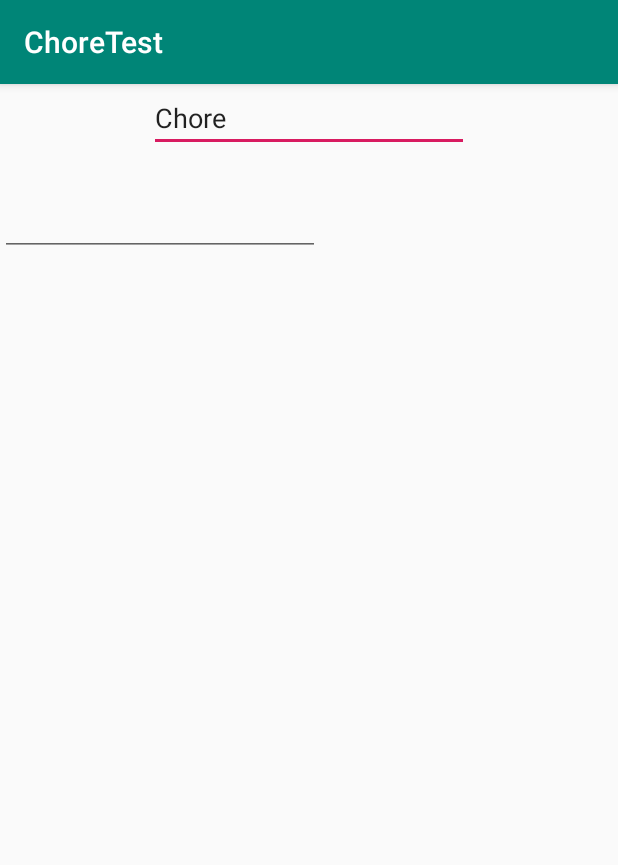
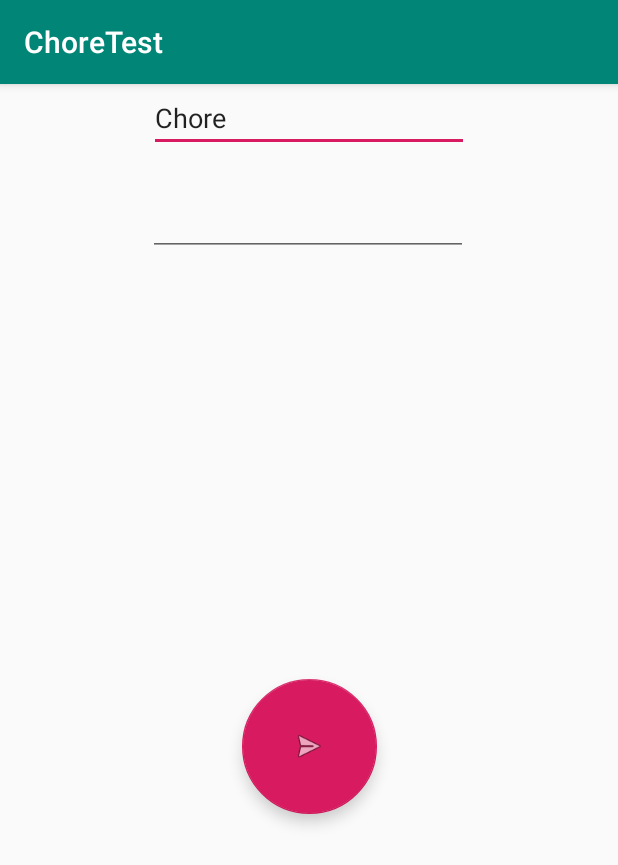
Before and after one commit to StarrKiss/ChoreTracker, an Android app: the additem screen opened directly, with no data from a screen before it, on a phone screen of 412 x 824 dp. Shown: the top 865 px of the screen. Run offline under Robolectric (Android 15) with nearby library versions, the light colour scheme and no system bars; our stand-ins replace Firebase (no records; nobody signed in at launch, a user with empty details on screens opened directly).

Commit message:
Added ability to add chores inside app

```diff
--- a/app/build.gradle
+++ b/app/build.gradle
@@ -30,7 +30,7 @@ dependencies {
     implementation "com.google.android.material:material:1.0.0"
     implementation "com.google.firebase:firebase-firestore:20.1.0"
     implementation 'com.google.firebase:firebase-core:17.0.1'
-    implementation 'com.google.firebase:firebase-database:16.0.6'
+    implementation 'com.google.firebase:firebase-database:18.0.0'
 
 }
 
--- a/app/src/main/java/com/example/choretest/additem.java
+++ b/app/src/main/java/com/example/choretest/additem.java
@@ -3,16 +3,24 @@ package com.example.choretest;
 import androidx.appcompat.app.AppCompatActivity;
 
 import android.os.Bundle;
+import android.view.View;
+import android.widget.EditText;
 
 import com.google.firebase.database.DatabaseReference;
 import com.google.firebase.database.FirebaseDatabase;
 import com.google.firebase.firestore.FirebaseFirestore;
 
+import java.util.Random;
+
 public class additem extends AppCompatActivity {
 
     public FirebaseFirestore cFirestore;
 
-    private DatabaseReference mDatabase;
+    public DatabaseReference mDatabase;
+
+    EditText choreText;
+
+    EditText lengthText;
 
 
 
@@ -23,5 +31,35 @@ public class additem extends AppCompatActivity {
         cFirestore = FirebaseFirestore.getInstance();
         mDatabase = FirebaseDatabase.getInstance().getReference();
 
+        choreText = (EditText)findViewById(R.id.choreText);
+
+        lengthText = (EditText)findViewById(R.id.lengthText);
+
     }
+
+    public void sendItem( View view){
+        String appID;
+        String description;
+        int length;
+        description = choreText.getText().toString();
+        length = Integer.parseInt(lengthText.getText().toString());
+        appID = getSaltString();
+        chore chore = new chore(appID, description, length);
+
+        mDatabase.child("choreList").child(appID).setValue(chore);
+    }
+
+     String getSaltString() {
+        String SALTCHARS = "ABCDEFGHIJKLMNOPQRSTUVWXYZ1234567890";
+        StringBuilder salt = new StringBuilder();
+        Random rnd = new Random();
+        while (salt.length() < 10) { // length of the random string.
+            int index = (int) (rnd.nextFloat() * SALTCHARS.length());
+            salt.append(SALTCHARS.charAt(index));
+        }
+        String saltStr = salt.toString();
+        return saltStr;
+
+    }
+
 }
--- a/app/src/main/res/layout/activity_additem.xml
+++ b/app/src/main/res/layout/activity_additem.xml
@@ -7,7 +7,7 @@
     tools:context=".additem">
 
     <EditText
-        android:id="@+id/editText"
+        android:id="@+id/choreText"
         android:layout_width="wrap_content"
         android:layout_height="wrap_content"
         android:layout_marginStart="8dp"
@@ -20,13 +20,34 @@
         tools:layout_editor_absoluteY="51dp" />
 
     <EditText
-        android:id="@+id/editText3"
+        android:id="@+id/lengthText"
         android:layout_width="wrap_content"
         android:layout_height="wrap_content"
+        android:layout_marginStart="98dp"
         android:layout_marginTop="24dp"
+        android:layout_marginEnd="100dp"
         android:ems="10"
         android:inputType="number"
-        app:layout_constraintTop_toBottomOf="@+id/editText"
-        tools:layout_editor_absoluteX="98dp" />
+        app:layout_constraintEnd_toEndOf="parent"
+        app:layout_constraintStart_toStartOf="parent"
+        app:layout_constraintTop_toBottomOf="@+id/choreText" />
+
+    <com.google.android.material.floatingactionbutton.FloatingActionButton
+        android:id="@+id/floatingActionButton2"
+        android:layout_width="90dp"
+        android:layout_height="90dp"
+        android:layout_marginStart="8dp"
+        android:layout_marginTop="8dp"
+        android:layout_marginEnd="8dp"
+        android:layout_marginBottom="8dp"
+        android:clickable="true"
+        android:hapticFeedbackEnabled="true"
+        android:onClick="sendItem"
+        app:fabCustomSize="90dp"
+        app:layout_constraintBottom_toBottomOf="parent"
+        app:layout_constraintEnd_toEndOf="parent"
+        app:layout_constraintStart_toStartOf="parent"
+        app:layout_constraintTop_toBottomOf="@+id/lengthText"
+        app:srcCompat="@android:drawable/ic_menu_send" />
 
 </androidx.constraintlayout.widget.ConstraintLayout>
--- a/app/src/main/res/layout/list_item.xml
+++ b/app/src/main/res/layout/list_item.xml
@@ -49,7 +49,7 @@
         android:clickable="true"
         app:backgroundTint="#00FF0000"
         app:fabCustomSize="41dp"
-        app:rippleColor="#5294E2"
+        app:rippleColor="#cccccc"
         app:srcCompat="@android:drawable/ic_input_delete" />
 
     <View
```
Also changed, not shown: app/src/main/java/com/example/choretest/chore.java (added, +23 -0 lines).
